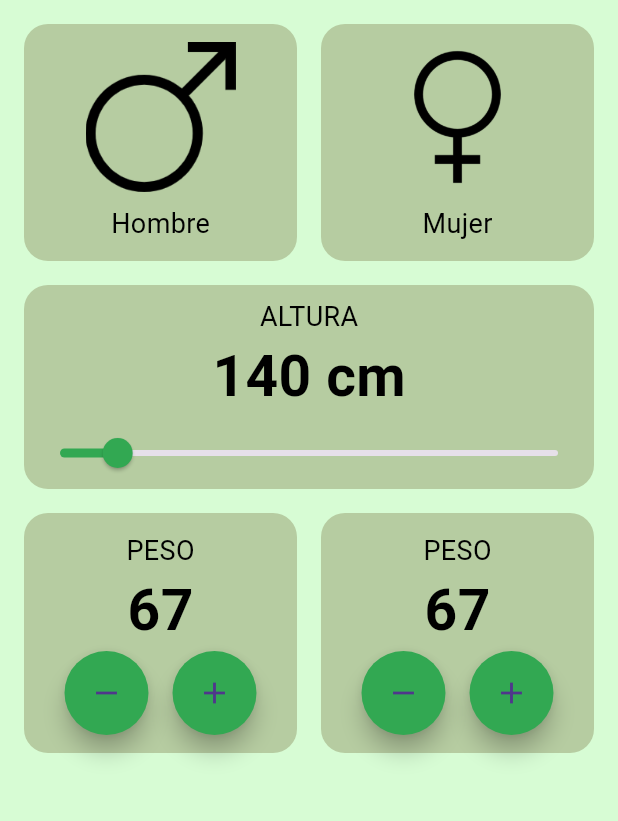
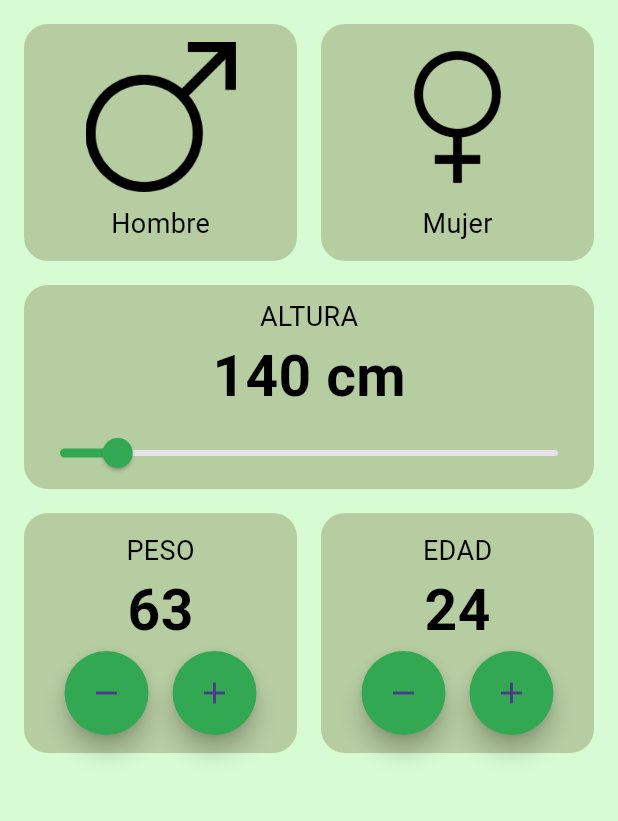
Before and after one commit to CUBOVR/imcCalculator, a Flutter app: the screen it shows after launch, on a phone screen of 412 x 824 dp, the part 84-905 px from its top. Run offline on Flutter 3.47's test engine with Material 3 defaults, Android fonts, the phone set to English and light mode, and no system bars.

Commit message:
Agregando funcionalidad a componentes reutilizables

```diff
--- a/lib/components/numberSelector.dart
+++ b/lib/components/numberSelector.dart
@@ -4,7 +4,17 @@ import 'package:imc_calculator/core/text_styles.dart';
 
 class NumberSelector extends StatefulWidget {
   final String title;
-  const NumberSelector({super.key, required this.title});
+  final int value;
+  final Function() onIncrement;
+  final Function() onDecrement;
+
+  const NumberSelector({
+    super.key,
+    required this.title,
+    required this.value,
+    required this.onIncrement,
+    required this.onDecrement,
+  });
 
   @override
   State<NumberSelector> createState() => _NumberSelectorState();
@@ -23,19 +33,23 @@ class _NumberSelectorState extends State<NumberSelector> {
         child: Column(
           children: [
             Text(widget.title, style: TextStyles.bodyText),
-            Text("67", style: TextStyles.principalText),
+            Text("${widget.value}", style: TextStyles.principalText),
             Row(
               mainAxisAlignment: MainAxisAlignment.center,
               children: [
                 FloatingActionButton(
-                  onPressed: () {},
+                  onPressed: () {
+                    widget.onDecrement();
+                  },
                   shape: CircleBorder(),
                   backgroundColor: AppColors.primary,
                   child: Icon(Icons.remove),
                 ),
                 SizedBox(width: 16),
                 FloatingActionButton(
-                  onPressed: () {},
+                  onPressed: () {
+                    widget.onIncrement();
+                  },
                   shape: CircleBorder(),
                   backgroundColor: AppColors.primary,
                   child: Icon(Icons.add),
--- a/lib/screens/imc_homeScreen.dart
+++ b/lib/screens/imc_homeScreen.dart
@@ -11,6 +11,9 @@ class ImcHomescreen extends StatefulWidget {
 }
 
 class _ImcHomescreenState extends State<ImcHomescreen> {
+  int selectedAge = 24;
+  int selectedWeight = 63;
+
   @override
   Widget build(BuildContext context) {
     return Column(
@@ -21,9 +24,39 @@ class _ImcHomescreenState extends State<ImcHomescreen> {
           padding: const EdgeInsets.all(16.0),
           child: Row(
             children: [
-              Expanded(child: NumberSelector(title: "PESO")),
+              Expanded(
+                child: NumberSelector(
+                  title: "PESO",
+                  value: selectedWeight,
+                  onIncrement: () {
+                    setState(() {
+                      selectedWeight++;
+                    });
+                  },
+                  onDecrement: () {
+                    setState(() {
+                      selectedWeight--;
+                    });
+                  },
+                ),
+              ),
               SizedBox(width: 16),
-              Expanded(child: NumberSelector(title: "PESO")),
+              Expanded(
+                child: NumberSelector(
+                  title: "EDAD",
+                  value: selectedAge,
+                  onIncrement: () {
+                    setState(() {
+                      selectedAge++;
+                    });
+                  },
+                  onDecrement: () {
+                    setState(() {
+                      selectedAge--;
+                    });
+                  },
+                ),
+              ),
             ],
           ),
         ),
```
